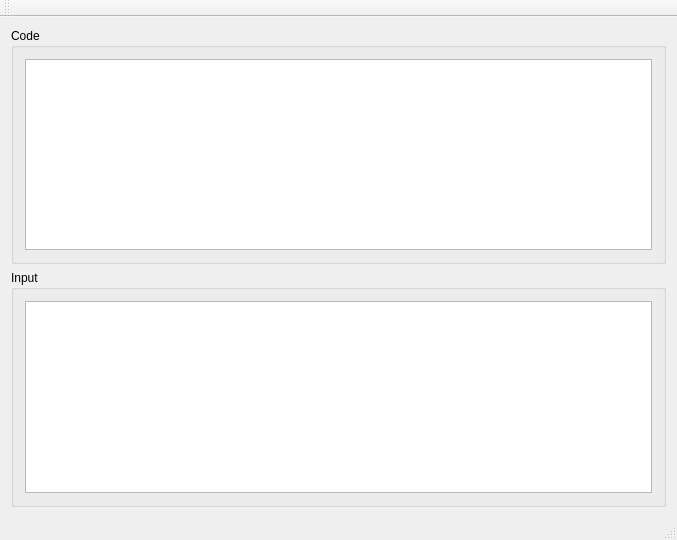
Old version of the form mainwindow.ui in the repository jakobkogler/PythIDE.
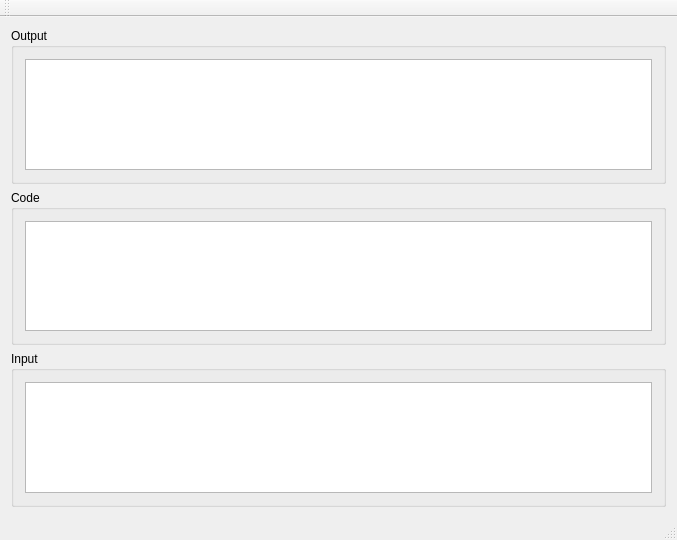
New version of the form.

Commit message: Add initial hidden output box

```diff
--- a/mainwindow.ui
+++ b/mainwindow.ui
@@ -17,6 +17,22 @@
    <layout class="QHBoxLayout" name="horizontalLayout">
     <item>
      <layout class="QVBoxLayout" name="verticalLayout">
+      <item>
+       <widget class="QGroupBox" name="output_box">
+        <property name="title">
+         <string>Output</string>
+        </property>
+        <layout class="QHBoxLayout" name="horizontalLayout_4">
+         <item>
+          <widget class="QPlainTextEdit" name="output_text_edit">
+           <property name="textInteractionFlags">
+            <set>Qt::TextSelectableByKeyboard|Qt::TextSelectableByMouse</set>
+           </property>
+          </widget>
+         </item>
+        </layout>
+       </widget>
+      </item>
       <item>
        <widget class="QGroupBox" name="code_box">
         <property name="title">
```
The commit also changes 1 other file.
